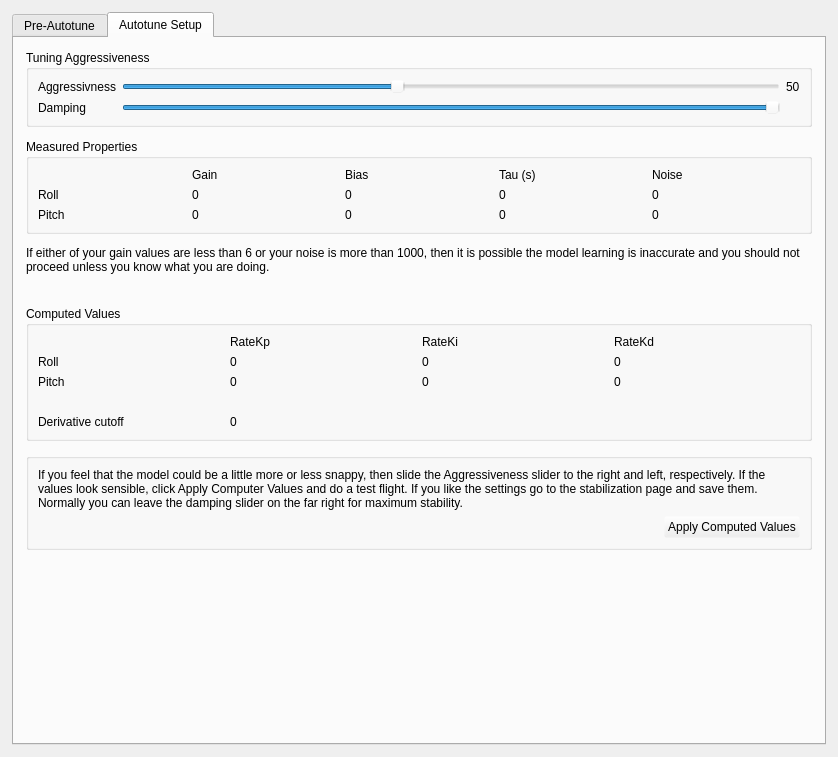
TauLabs/TauLabs, file ground/gcs/src/plugins/config/autotune.ui: the form before one commit.
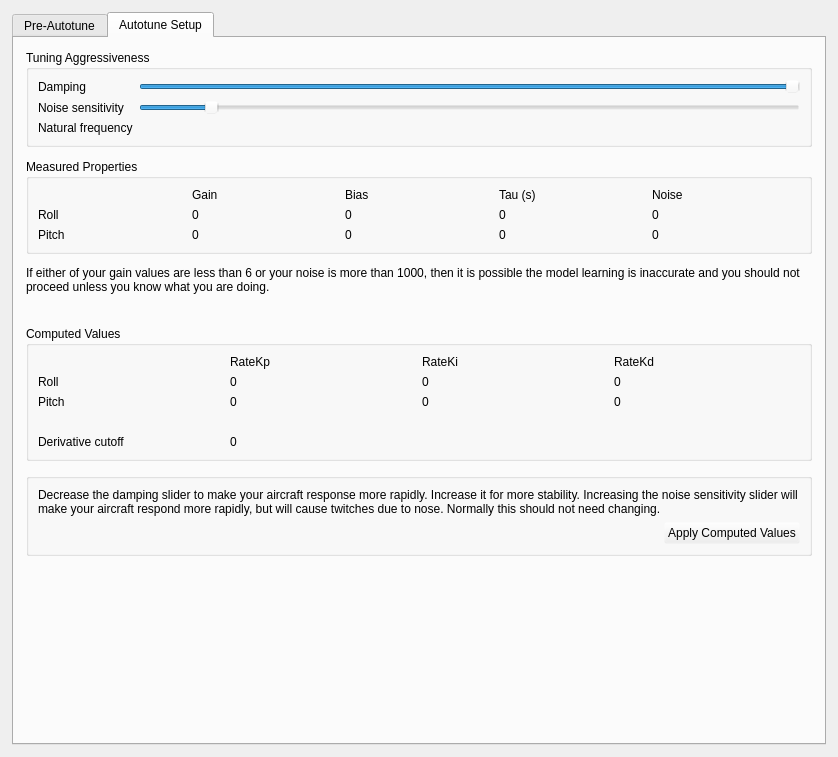
The form after the commit. The open tabs and pages were chosen to show the change.

Commit message: Ground: autotune parameters are now damping and noise

Diff of the .ui file:
```diff
--- a/ground/gcs/src/plugins/config/autotune.ui
+++ b/ground/gcs/src/plugins/config/autotune.ui
@@ -220,56 +220,66 @@
               <string>Tuning Aggressiveness</string>
              </property>
              <layout class="QGridLayout" name="gridLayout_2">
-              <item row="1" column="1">
-               <widget class="QSlider" name="rateDamp">
-                <property name="minimum">
-                 <number>30</number>
-                </property>
-                <property name="maximum">
-                 <number>150</number>
-                </property>
-                <property name="value">
-                 <number>150</number>
-                </property>
-                <property name="orientation">
-                 <enum>Qt::Horizontal</enum>
+              <item row="2" column="0">
+               <widget class="QLabel" name="label_2">
+                <property name="text">
+                 <string>Natural frequency</string>
                 </property>
                </widget>
               </item>
-              <item row="1" column="0">
+              <item row="0" column="0">
                <widget class="QLabel" name="label_11">
                 <property name="text">
                  <string>Damping</string>
                 </property>
                </widget>
               </item>
-              <item row="0" column="1">
-               <widget class="QSlider" name="rateTuning">
-                <property name="minimum">
-                 <number>30</number>
-                </property>
-                <property name="maximum">
-                 <number>150</number>
-                </property>
-                <property name="value">
-                 <number>80</number>
-                </property>
-                <property name="orientation">
-                 <enum>Qt::Horizontal</enum>
-                </property>
-               </widget>
-              </item>
-              <item row="0" column="0">
+              <item row="1" column="0">
                <widget class="QLabel" name="label">
                 <property name="text">
-                 <string>Aggressivness</string>
+                 <string>Noise sensitivity</string>
                 </property>
                </widget>
               </item>
-              <item row="0" column="2">
+              <item row="2" column="1">
                <widget class="QLabel" name="wn">
                 <property name="text">
-                 <string>50</string>
+                 <string/>
+                </property>
+               </widget>
+              </item>
+              <item row="1" column="1">
+               <widget class="QSlider" name="rateNoise">
+                <property name="minimum">
+                 <number>0</number>
+                </property>
+                <property name="maximum">
+                 <number>10</number>
+                </property>
+                <property name="singleStep">
+                 <number>1</number>
+                </property>
+                <property name="value">
+                 <number>1</number>
+                </property>
+                <property name="orientation">
+                 <enum>Qt::Horizontal</enum>
+                </property>
+               </widget>
+              </item>
+              <item row="0" column="1">
+               <widget class="QSlider" name="rateDamp">
+                <property name="minimum">
+                 <number>50</number>
+                </property>
+                <property name="maximum">
+                 <number>150</number>
+                </property>
+                <property name="value">
+                 <number>150</number>
+                </property>
+                <property name="orientation">
+                 <enum>Qt::Horizontal</enum>
                 </property>
                </widget>
               </item>
@@ -593,7 +603,7 @@
                 <item row="0" column="0" colspan="3">
                  <widget class="QLabel" name="label_22">
                   <property name="text">
-                   <string>If you feel that the model could be a little more or less snappy, then slide the Aggressiveness slider to the right and left, respectively. If the values look sensible, click Apply Computer Values and do a test flight. If you like the settings go to the stabilization page and save them. Normally you can leave the damping slider on the far right for maximum stability.</string>
+                   <string>Decrease the damping slider to make your aircraft response more rapidly. Increase it for more stability. Increasing the noise sensitivity slider will make your aircraft respond more rapidly, but will cause twitches due to nose. Normally this should not need changing.</string>
                   </property>
                   <property name="wordWrap">
                    <bool>true</bool>
```
The commit also changes 1 other file.
